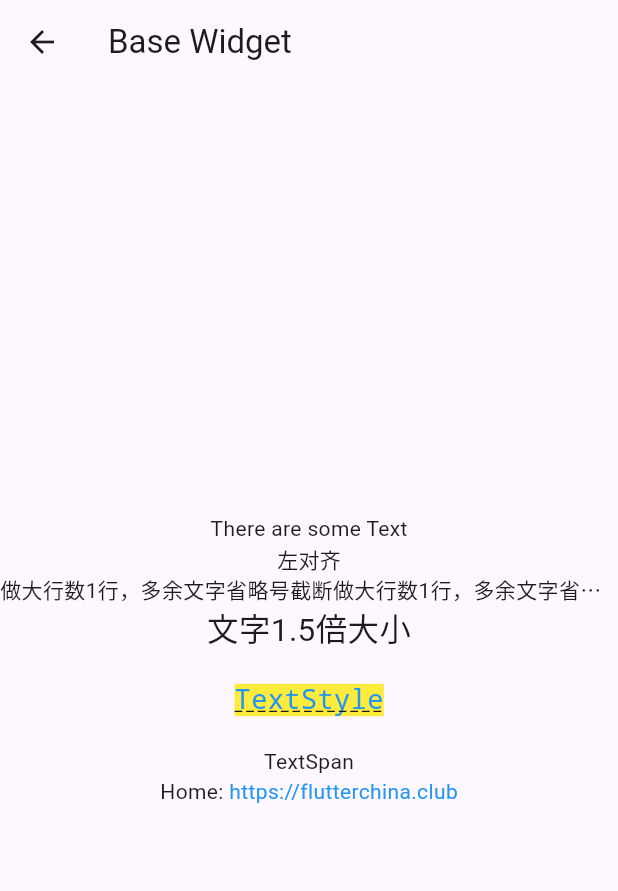
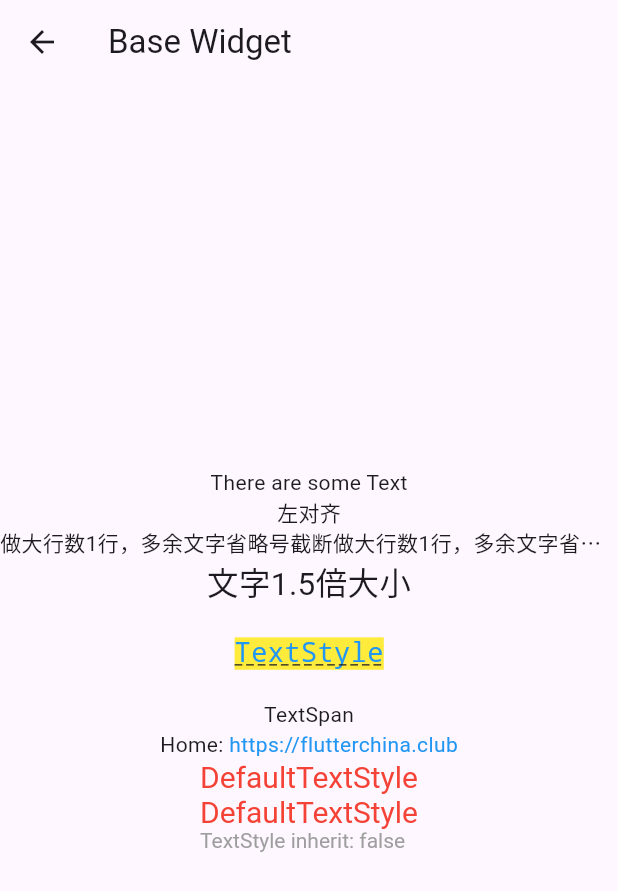
Before and after one commit to KuAi1995/flutterfl, a Flutter app: the BaseWidget screen opened directly, on a phone screen of 412 x 824 dp. Shown: the top 891 px of the screen. Run offline on Flutter 3.47's test engine with Material 3 defaults, Android fonts, the phone set to English and light mode, and no system bars.

Commit message:
add DefaultTextStyle

```diff
--- a/lib/base_widget.dart
+++ b/lib/base_widget.dart
@@ -49,7 +49,28 @@ class BaseWidget extends StatelessWidget {
                       ),
                   ),
                 ]
-            ))
+            )),
+        DefaultTextStyle(
+          //1.设置文本默认样式
+          style: TextStyle(
+            color:Colors.red,
+            fontSize: 20.0,
+          ),
+          textAlign: TextAlign.start,
+          child: Column(
+            crossAxisAlignment: CrossAxisAlignment.start,
+            children: <Widget>[
+              Text("DefaultTextStyle"),
+              Text("DefaultTextStyle"),
+              Text("TextStyle inherit: false",
+                style: TextStyle(
+                    inherit: false, //2.不继承默认样式
+                    color: Colors.grey
+                ),
+              ),
+            ],
+          ),
+        ),
           ],
         )
       ),
```
